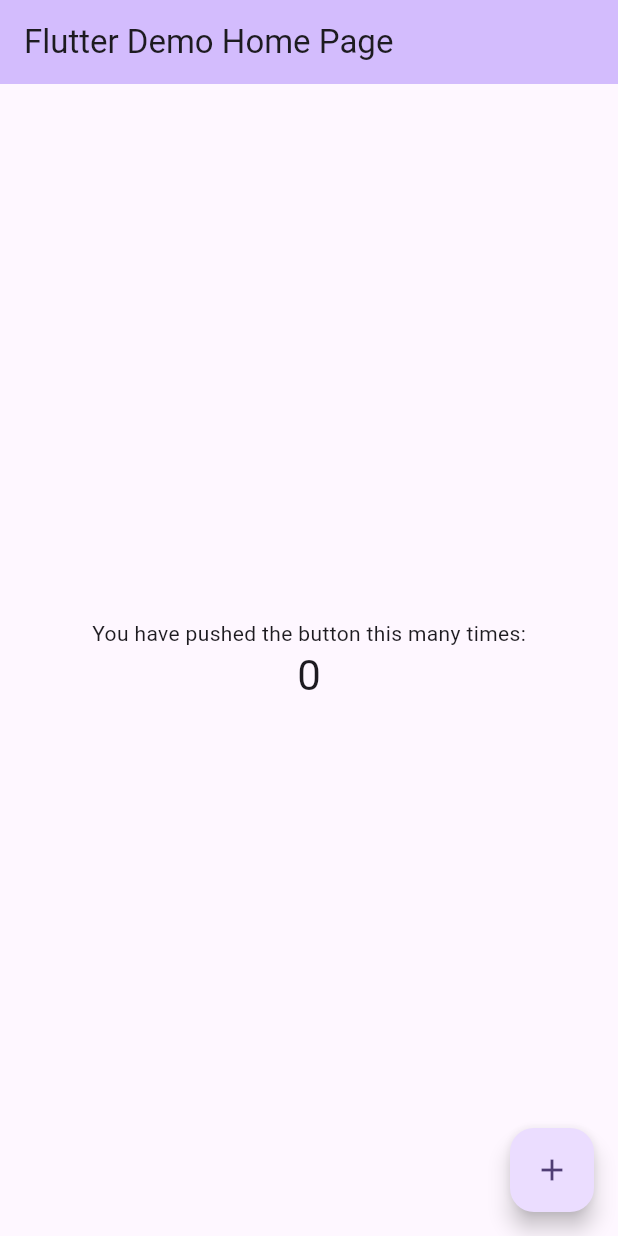
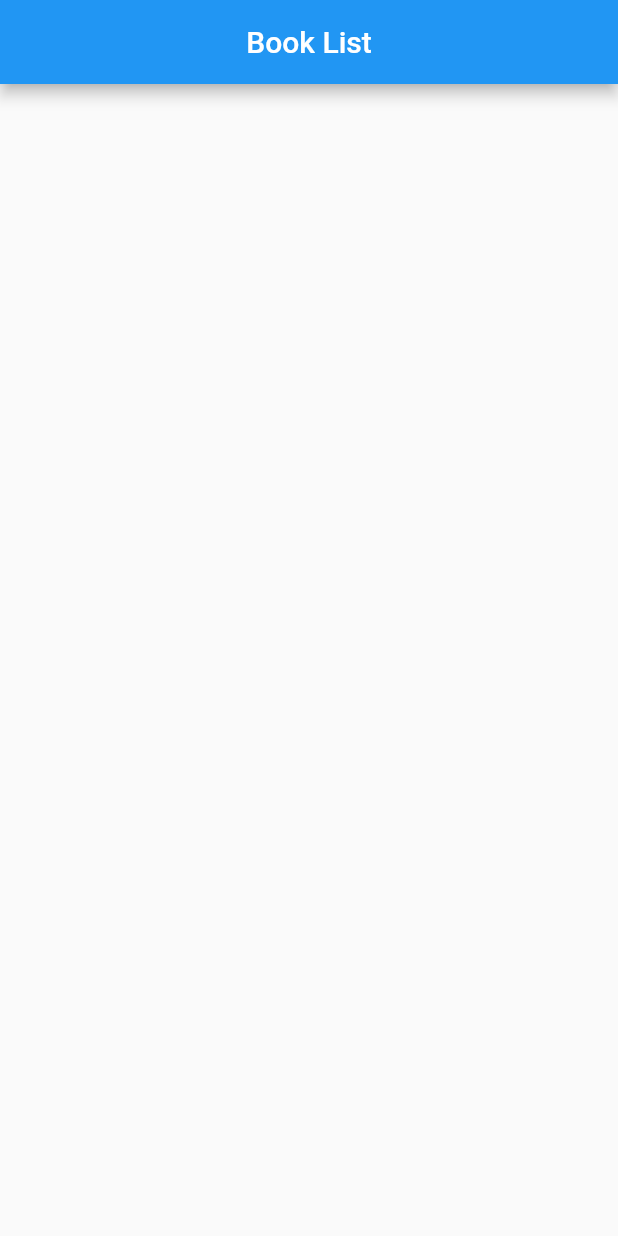
Before and after one commit to AbuRasel9/Fire-Base, a Flutter app: the screen it shows after launch, on a phone screen of 412 x 824 dp. Run offline on Flutter 3.47's test engine with Material 2 defaults, Android fonts, the phone set to English and light mode, and no system bars; our stand-ins replace cloud_firestore, firebase_core; accounts and stored records are empty.

```diff
--- /dev/null
+++ b/lib/Book.dart
@@ -0,0 +1,6 @@
+class Book{
+  final String name,type,date;
+  final double price;
+
+
+  Book(this.name, this.type, this.date, this.price);}
--- /dev/null
+++ b/lib/CloudStoreHelper.dart
@@ -0,0 +1,30 @@
+import 'package:cloud_firestore/cloud_firestore.dart';
+
+import 'Book.dart';
+
+class CloudStoreHelper {
+  //create instance
+  final db = FirebaseFirestore.instance;
+
+  Future<List<Book>> getAllBooks() async {
+    //create listOfBooks for set all books
+    List<Book> ListOfBooks = [];
+    final result = await db.collection('Books').get();
+      for (var element in result.docs) {
+        Book book = Book(
+            //get all information in firebase collection
+            element.get('name'),
+            element.get("type"),
+            element.get('date').toString(),
+            //parse forcely double to string
+            double.tryParse(element.get('price').toString())?? 0
+
+        );
+
+        ListOfBooks.add(book);
+      }
+
+      return ListOfBooks;
+
+  }
+}
--- /dev/null
+++ b/lib/Home.dart
@@ -0,0 +1,61 @@
+import 'package:fire_base/CloudStoreHelper.dart';
+import 'package:flutter/material.dart';
+
+import 'Book.dart';
+
+class Home extends StatefulWidget {
+  const Home({Key? key}) : super(key: key);
+
+  @override
+  State<Home> createState() => _HomeState();
+}
+
+class _HomeState extends State<Home> {
+  bool inprogress = true;
+  List<Book> ListOfBooks = [];
+
+  //create instance
+  final cloudstore = CloudStoreHelper();
+
+  @override
+  void initState() {
+    // TODO: implement initState
+    super.initState();
+    //get all book information and return value set ListOfBooks
+    cloudstore.getAllBooks().then((value) {
+      ListOfBooks = value;
+
+      inprogress = false;
+      setState(() {});
+    });
+  }
+
+  @override
+  Widget build(BuildContext context) {
+    return Scaffold(
+      appBar: AppBar(
+        title: const Text("Book List"),
+        centerTitle: true,
+      ),
+      body:Visibility(
+        replacement: const Center(
+          child: CircularProgressIndicator(),
+        ),
+        visible: inprogress==false,
+        child: ListView.builder(
+            itemCount: ListOfBooks.length,
+            itemBuilder: (context,index){
+
+          return  ListTile(
+            title: Text(ListOfBooks[index].name),
+            trailing: Text(ListOfBooks[index].type),
+            subtitle: Text(ListOfBooks[index].date),
+            leading: Text(ListOfBooks[index].price.toString()),
+          );
+
+
+        }),
+      )
+    );
+  }
+}
--- a/lib/main.dart
+++ b/lib/main.dart
@@ -1,6 +1,13 @@
+import 'package:fire_base/Home.dart';
+import 'package:firebase_core/firebase_core.dart';
 import 'package:flutter/material.dart';
 
-void main() {
+Future<void> main() async {
+  //flutter initalize
+  WidgetsFlutterBinding.ensureInitialized();
+  //initialze firebase
+  await Firebase.initializeApp();
+
   runApp(const MyApp());
 }
 
@@ -10,116 +17,13 @@ class MyApp extends StatelessWidget {
   // This widget is the root of your application.
   @override
   Widget build(BuildContext context) {
-    return MaterialApp(
-      title: 'Flutter Demo',
-      theme: ThemeData(
-        // This is the theme of your application.
-        //
-        // TRY THIS: Try running your application with "flutter run". You'll see
-        // the application has a blue toolbar. Then, without quitting the app,
-        // try changing the seedColor in the colorScheme below to Colors.green
-        // and then invoke "hot reload" (save your changes or press the "hot
-        // reload" button in a Flutter-supported IDE, or press "r" if you used
-        // the command line to start the app).
-        //
-        // Notice that the counter didn't reset back to zero; the application
-        // state is not lost during the reload. To reset the state, use hot
-        // restart instead.
-        //
-        // This works for code too, not just values: Most code changes can be
-        // tested with just a hot reload.
-        colorScheme: ColorScheme.fromSeed(seedColor: Colors.deepPurple),
-        useMaterial3: true,
-      ),
-      home: const MyHomePage(title: 'Flutter Demo Home Page'),
+    return const MaterialApp(
+      debugShowCheckedModeBanner: false,
+
+      title: 'Fire Base Demo',
+
+      home: Home(),
+
     );
   }
 }
-
-class MyHomePage extends StatefulWidget {
-  const MyHomePage({super.key, required this.title});
-
-  // This widget is the home page of your application. It is stateful, meaning
-  // that it has a State object (defined below) that contains fields that affect
-  // how it looks.
-
-  // This class is the configuration for the state. It holds the values (in this
-  // case the title) provided by the parent (in this case the App widget) and
-  // used by the build method of the State. Fields in a Widget subclass are
-  // always marked "final".
-
-  final String title;
-
-  @override
-  State<MyHomePage> createState() => _MyHomePageState();
-}
-
-class _MyHomePageState extends State<MyHomePage> {
-  int _counter = 0;
-
-  void _incrementCounter() {
-    setState(() {
-      // This call to setState tells the Flutter framework that something has
-      // changed in this State, which causes it to rerun the build method below
-      // so that the display can reflect the updated values. If we changed
-      // _counter without calling setState(), then the build method would not be
-      // called again, and so nothing would appear to happen.
-      _counter++;
-    });
-  }
-
-  @override
-  Widget build(BuildContext context) {
-    // This method is rerun every time setState is called, for instance as done
-    // by the _incrementCounter method above.
-    //
-    // The Flutter framework has been optimized to make rerunning build methods
-    // fast, so that you can just rebuild anything that needs updating rather
-    // than having to individually change instances of widgets.
-    return Scaffold(
-      appBar: AppBar(
-        // TRY THIS: Try changing the color here to a specific color (to
-        // Colors.amber, perhaps?) and trigger a hot reload to see the AppBar
-        // change color while the other colors stay the same.
-        backgroundColor: Theme.of(context).colorScheme.inversePrimary,
-        // Here we take the value from the MyHomePage object that was created by
-        // the App.build method, and use it to set our appbar title.
-        title: Text(widget.title),
-      ),
-      body: Center(
-        // Center is a layout widget. It takes a single child and positions it
-        // in the middle of the parent.
-        child: Column(
-          // Column is also a layout widget. It takes a list of children and
-          // arranges them vertically. By default, it sizes itself to fit its
-          // children horizontally, and tries to be as tall as its parent.
-          //
-          // Column has various properties to control how it sizes itself and
-          // how it positions its children. Here we use mainAxisAlignment to
-          // center the children vertically; the main axis here is the vertical
-          // axis because Columns are vertical (the cross axis would be
-          // horizontal).
-          //
-          // TRY THIS: Invoke "debug painting" (choose the "Toggle Debug Paint"
-          // action in the IDE, or press "p" in the console), to see the
-          // wireframe for each widget.
-          mainAxisAlignment: MainAxisAlignment.center,
-          children: <Widget>[
-            const Text(
-              'You have pushed the button this many times:',
-            ),
-            Text(
-              '$_counter',
-              style: Theme.of(context).textTheme.headlineMedium,
-            ),
-          ],
-        ),
-      ),
-      floatingActionButton: FloatingActionButton(
-        onPressed: _incrementCounter,
-        tooltip: 'Increment',
-        child: const Icon(Icons.add),
-      ), // This trailing comma makes auto-formatting nicer for build methods.
-    );
-  }
-}
--- a/pubspec.yaml
+++ b/pubspec.yaml
@@ -30,6 +30,10 @@ environment:
 dependencies:
   flutter:
     sdk: flutter
+
+  cloud_firestore: ^4.8.1
+  firebase_core: ^2.14.0
+
 
 
   # The following adds the Cupertino Icons font to your application.
```
Also changed, not shown: pubspec.lock, 4 other files.
